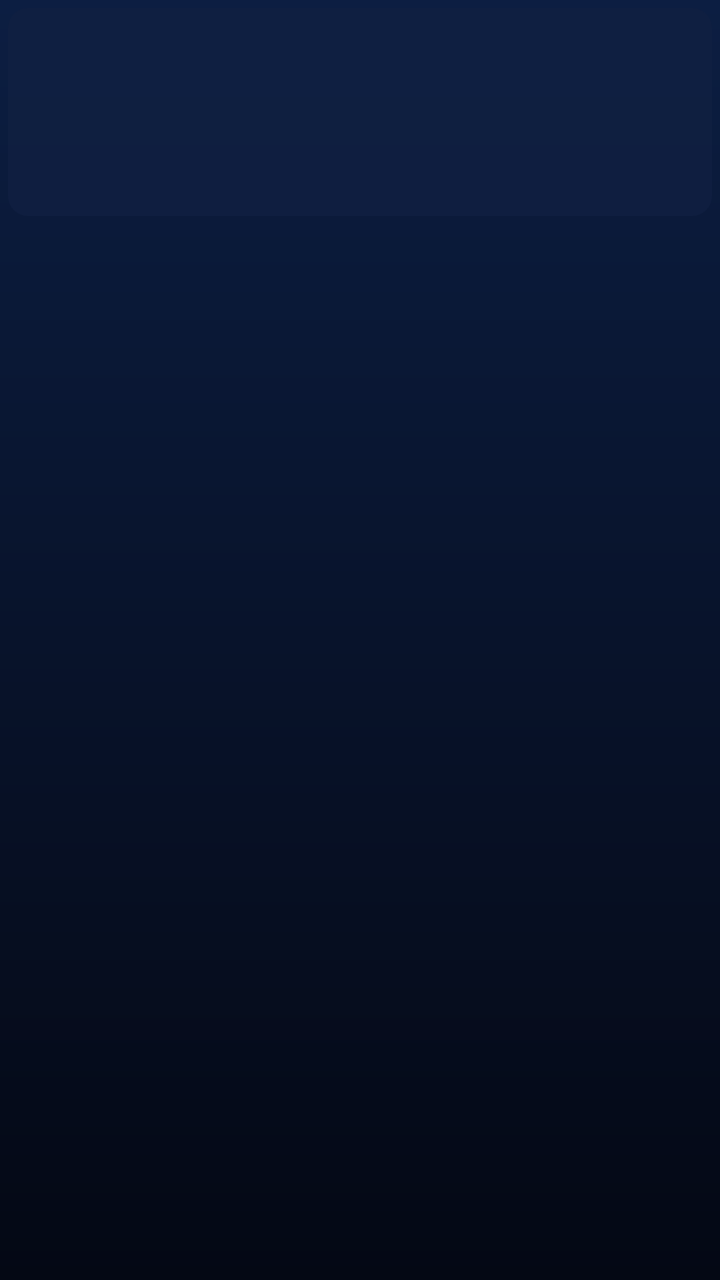
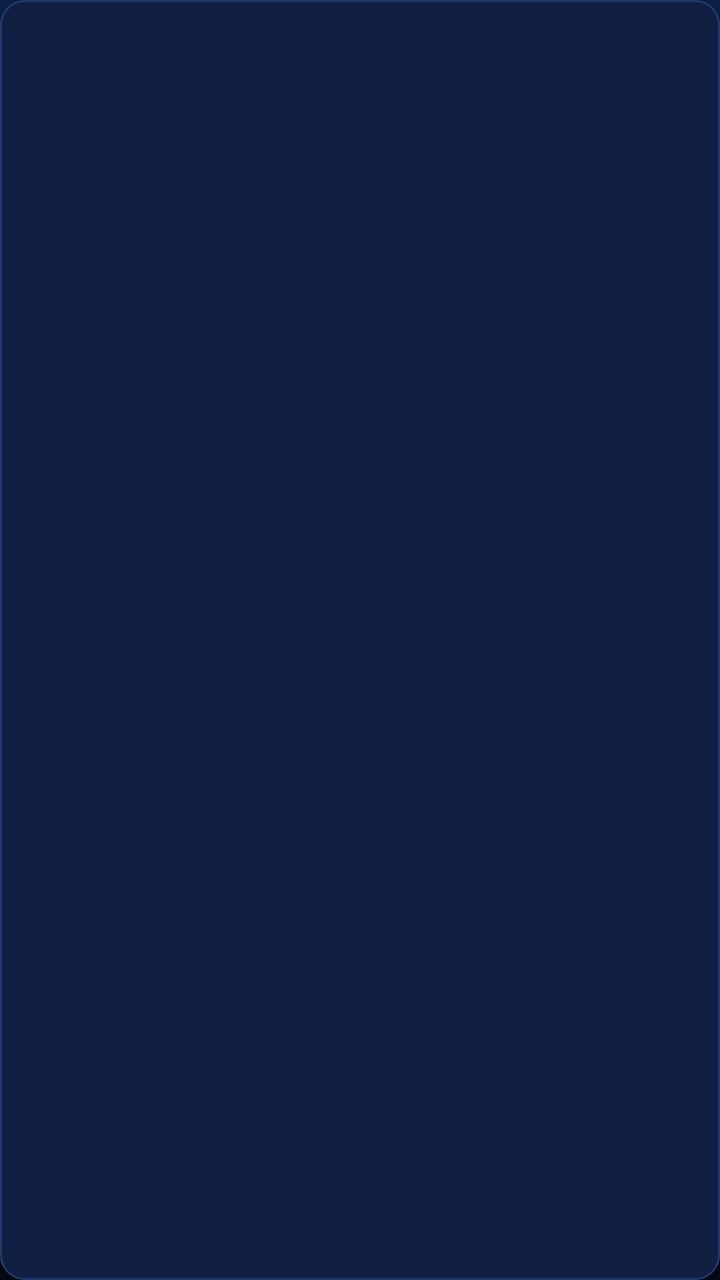

An Android layout rendered at two revisions. The XML below is the earlier revision; the diff shows what the commit changed to produce the second picture.
<!-- AndroidManifest.xml: application theme Theme.WiseIPTV.TV -->
<!-- res/layout/item_tv_channel.xml -->
<?xml version="1.0" encoding="utf-8"?>
<LinearLayout xmlns:android="http://schemas.android.com/apk/res/android"
    android:layout_width="196dp" android:layout_height="wrap_content"
    android:orientation="vertical" android:padding="4dp"
    android:layout_marginEnd="10dp"
    android:focusable="true" android:clickable="true"
    android:background="@drawable/bg_card_poster_focus">
    <FrameLayout android:layout_width="match_parent" android:layout_height="104dp"
        android:background="@drawable/bg_card_poster">
        <ImageView android:id="@+id/img_logo"
            android:layout_width="match_parent" android:layout_height="match_parent"
            android:padding="14dp" android:scaleType="fitCenter" android:contentDescription="@null"/>
        <TextView android:id="@+id/tv_live"
            android:layout_width="wrap_content" android:layout_height="wrap_content"
            android:layout_gravity="top|start" android:layout_margin="6dp"
            android:text="EN DIRECT" android:textColor="@color/white"
            android:background="@drawable/bg_badge_live" android:textSize="9sp" android:textStyle="bold"
            android:paddingStart="6dp" android:paddingEnd="6dp" android:paddingTop="2dp" android:paddingBottom="2dp"
            android:visibility="gone"/>
    </FrameLayout>
    <TextView android:id="@+id/tv_name"
        android:layout_width="match_parent" android:layout_height="wrap_content"
        android:layout_marginTop="6dp" android:paddingStart="2dp" android:paddingEnd="2dp"
        android:textColor="@color/white" android:textSize="14sp" android:textStyle="bold"
        android:maxLines="1" android:ellipsize="end"/>
    <TextView android:id="@+id/tv_group"
        android:layout_width="match_parent" android:layout_height="wrap_content"
        android:paddingStart="2dp" android:paddingEnd="2dp"
        android:textColor="@color/text_secondary" android:textSize="11sp"
        android:maxLines="1" android:ellipsize="end"/>
</LinearLayout>
<!-- resources referenced by this layout -->
<resources>
  <color name="text_secondary">#8FA6CC</color>
  <color name="white">#FFFFFF</color>
  <!-- drawable bg_badge_live (drawable) -->
  <?xml version="1.0" encoding="utf-8"?>
  <shape xmlns:android="http://schemas.android.com/apk/res/android" android:shape="rectangle">
      <solid android:color="@color/live_red"/>
      <corners android:radius="6dp"/>
  </shape>
  <!-- drawable bg_card_poster (drawable) -->
  <?xml version="1.0" encoding="utf-8"?>
  <shape xmlns:android="http://schemas.android.com/apk/res/android" android:shape="rectangle">
      <solid android:color="#CC112042"/>
      <corners android:radius="10dp"/>
  </shape>
  <!-- drawable bg_card_poster_focus (drawable) -->
  <?xml version="1.0" encoding="utf-8"?>
  <selector xmlns:android="http://schemas.android.com/apk/res/android">
      <item android:state_focused="true">
          <shape android:shape="rectangle">
              <solid android:color="#00000000"/>
              <stroke android:width="3dp" android:color="#FFFFFF"/>
              <corners android:radius="14dp"/>
          </shape>
      </item>
      <item>
          <shape android:shape="rectangle">
              <solid android:color="#00000000"/>
              <corners android:radius="14dp"/>
          </shape>
      </item>
  </selector>
  <style name="Theme.WiseIPTV.TV" parent="Theme.Leanback">
          <item name="colorPrimary">@color/wise_blue</item>
          <item name="colorPrimaryDark">@color/wise_blue_dark</item>
          <item name="colorAccent">@color/wise_blue_light</item>
          <item name="android:colorBackground">@color/wise_bg</item>
          <item name="android:windowBackground">@drawable/bg_app_gradient</item>
          <item name="android:navigationBarColor">@color/wise_bg_bottom</item>
          <item name="android:alertDialogTheme">@style/Wise.Dialog.TV</item>
      </style>
  <color name="live_red">#E5322D</color>
  <color name="wise_blue">#1F7AE0</color>
  <color name="wise_blue_dark">#0D3D6E</color>
  <color name="wise_blue_light">#4DA3FF</color>
  <color name="wise_bg">#060D1F</color>
  <!-- drawable bg_app_gradient (drawable) -->
  <?xml version="1.0" encoding="utf-8"?>
  <shape xmlns:android="http://schemas.android.com/apk/res/android" android:shape="rectangle">
      <gradient android:angle="270" android:startColor="@color/wise_bg_top" android:endColor="@color/wise_bg_bottom"/>
  </shape>
  <color name="wise_bg_bottom">#040814</color>
  <style name="Wise.Dialog.TV" parent="android:Theme.Material.Dialog.Alert">
          <item name="android:windowBackground">@drawable/bg_card</item>
          <item name="android:colorAccent">@color/wise_blue_light</item>
          <item name="android:textColorPrimary">@color/white</item>
          <item name="android:textColorSecondary">@color/text_secondary</item>
      </style>
  <color name="wise_bg_top">#0C1E42</color>
  <!-- drawable bg_card (drawable) -->
  <?xml version="1.0" encoding="utf-8"?>
  <shape xmlns:android="http://schemas.android.com/apk/res/android" android:shape="rectangle">
      <solid android:color="@color/wise_card"/>
      <corners android:radius="16dp"/>
      <stroke android:width="1dp" android:color="@color/wise_card_stroke"/>
  </shape>
  <color name="wise_card">#112042</color>
  <color name="wise_card_stroke">#22396B</color>
</resources>

<!-- the commit's change to res/layout/item_tv_channel.xml (unified diff, before → after) -->
@@ -1,31 +1,29 @@
 <?xml version="1.0" encoding="utf-8"?>
 <LinearLayout xmlns:android="http://schemas.android.com/apk/res/android"
-    android:layout_width="196dp" android:layout_height="wrap_content"
-    android:orientation="vertical" android:padding="4dp"
-    android:layout_marginEnd="10dp"
+    android:layout_width="176dp" android:layout_height="118dp"
+    android:orientation="vertical" android:gravity="center_horizontal"
+    android:padding="10dp" android:layout_marginEnd="12dp" android:layout_marginTop="6dp" android:layout_marginBottom="6dp"
     android:focusable="true" android:clickable="true"
-    android:background="@drawable/bg_card_poster_focus">
-    <FrameLayout android:layout_width="match_parent" android:layout_height="104dp"
-        android:background="@drawable/bg_card_poster">
+    android:background="@drawable/bg_tv_card_focus">
+    <FrameLayout android:layout_width="match_parent" android:layout_height="0dp" android:layout_weight="1">
         <ImageView android:id="@+id/img_logo"
             android:layout_width="match_parent" android:layout_height="match_parent"
-            android:padding="14dp" android:scaleType="fitCenter" android:contentDescription="@null"/>
+            android:scaleType="fitCenter" android:contentDescription="@null"/>
         <TextView android:id="@+id/tv_live"
             android:layout_width="wrap_content" android:layout_height="wrap_content"
-            android:layout_gravity="top|start" android:layout_margin="6dp"
-            android:text="EN DIRECT" android:textColor="@color/white"
+            android:layout_gravity="top|end"
+            android:text="LIVE" android:textColor="@color/white"
             android:background="@drawable/bg_badge_live" android:textSize="9sp" android:textStyle="bold"
             android:paddingStart="6dp" android:paddingEnd="6dp" android:paddingTop="2dp" android:paddingBottom="2dp"
             android:visibility="gone"/>
     </FrameLayout>
     <TextView android:id="@+id/tv_name"
         android:layout_width="match_parent" android:layout_height="wrap_content"
-        android:layout_marginTop="6dp" android:paddingStart="2dp" android:paddingEnd="2dp"
+        android:gravity="center" android:layout_marginTop="6dp"
         android:textColor="@color/white" android:textSize="14sp" android:textStyle="bold"
         android:maxLines="1" android:ellipsize="end"/>
     <TextView android:id="@+id/tv_group"
         android:layout_width="match_parent" android:layout_height="wrap_content"
-        android:paddingStart="2dp" android:paddingEnd="2dp"
-        android:textColor="@color/text_secondary" android:textSize="11sp"
+        android:gravity="center" android:textColor="@color/text_secondary" android:textSize="11sp"
         android:maxLines="1" android:ellipsize="end"/>
 </LinearLayout>
<!-- resource entries referenced after the edit -->
@@ -8,26 +8,21 @@
       <solid android:color="@color/live_red"/>
       <corners android:radius="6dp"/>
   </shape>
-  <!-- drawable bg_card_poster (drawable) -->
-  <?xml version="1.0" encoding="utf-8"?>
-  <shape xmlns:android="http://schemas.android.com/apk/res/android" android:shape="rectangle">
-      <solid android:color="#CC112042"/>
-      <corners android:radius="10dp"/>
-  </shape>
-  <!-- drawable bg_card_poster_focus (drawable) -->
+  <!-- drawable bg_tv_card_focus (drawable) -->
   <?xml version="1.0" encoding="utf-8"?>
   <selector xmlns:android="http://schemas.android.com/apk/res/android">
       <item android:state_focused="true">
           <shape android:shape="rectangle">
-              <solid android:color="#00000000"/>
-              <stroke android:width="3dp" android:color="#FFFFFF"/>
-              <corners android:radius="14dp"/>
+              <solid android:color="#2A4C8F"/>
+              <stroke android:width="2dp" android:color="#4DA3FF"/>
+              <corners android:radius="12dp"/>
           </shape>
       </item>
       <item>
           <shape android:shape="rectangle">
-              <solid android:color="#00000000"/>
-              <corners android:radius="14dp"/>
+              <solid android:color="#112042"/>
+              <stroke android:width="1dp" android:color="#22396B"/>
+              <corners android:radius="12dp"/>
           </shape>
       </item>
   </selector>
